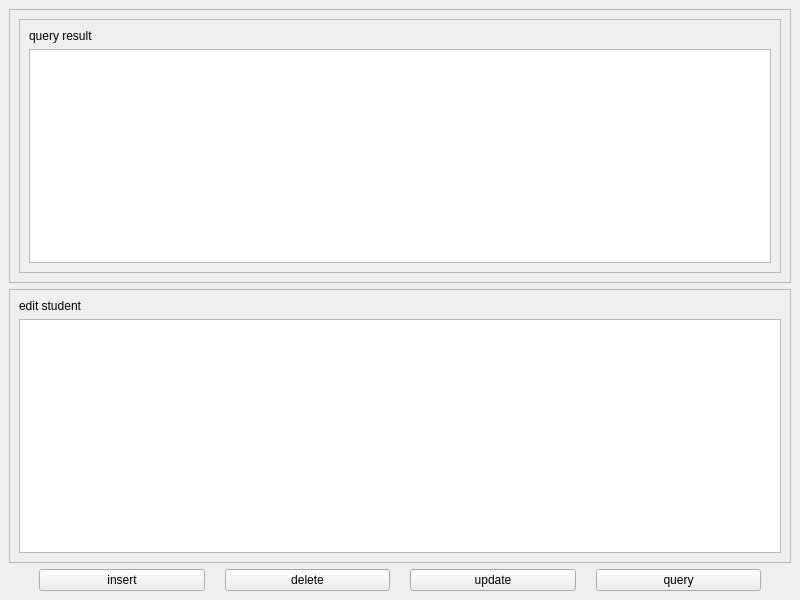
The window that src/mainwindow.ui (HeyMyAyao592022/Cpp-MySQL-Qt) describes before a commit, drawn with Qt 5.
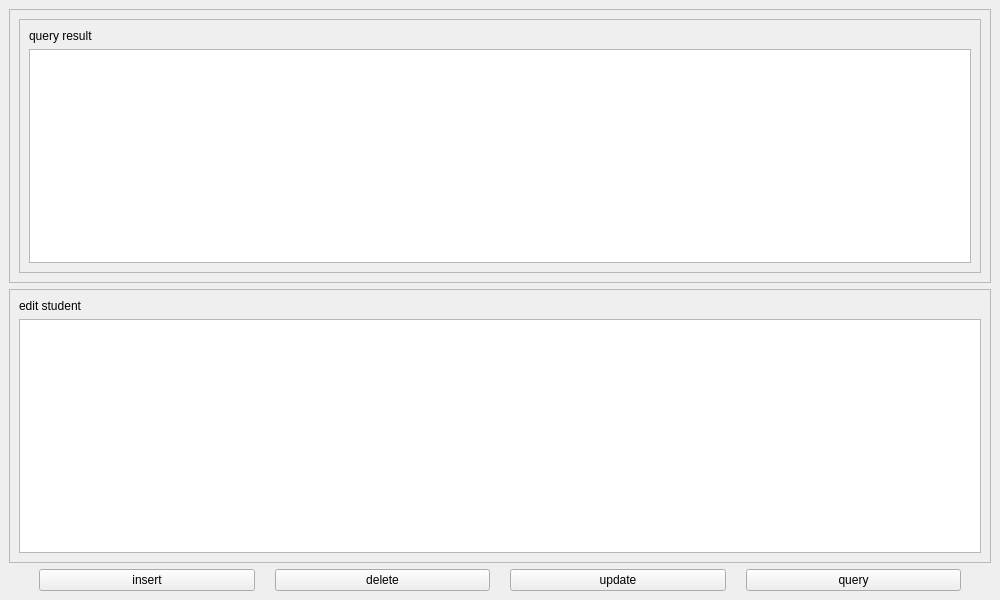
The same window after the commit.

Commit message: 完成异步信号

Diff of the .ui file:
```diff
--- a/src/mainwindow.ui
+++ b/src/mainwindow.ui
@@ -6,14 +6,26 @@
    <rect>
     <x>0</x>
     <y>0</y>
-    <width>800</width>
+    <width>1000</width>
     <height>600</height>
    </rect>
   </property>
+  <property name="sizePolicy">
+   <sizepolicy hsizetype="Expanding" vsizetype="Preferred">
+    <horstretch>0</horstretch>
+    <verstretch>0</verstretch>
+   </sizepolicy>
+  </property>
   <property name="windowTitle">
    <string>MainWindow</string>
   </property>
   <widget class="QWidget" name="centralwidget">
+   <property name="sizePolicy">
+    <sizepolicy hsizetype="Expanding" vsizetype="Preferred">
+     <horstretch>0</horstretch>
+     <verstretch>0</verstretch>
+    </sizepolicy>
+   </property>
    <layout class="QVBoxLayout" name="verticalLayout">
     <item>
      <widget class="QFrame" name="frame">
@@ -34,7 +46,7 @@
            <rect>
             <x>0</x>
             <y>0</y>
-            <width>760</width>
+            <width>960</width>
             <height>252</height>
            </rect>
           </property>
```
The commit also changes 2 other files.
